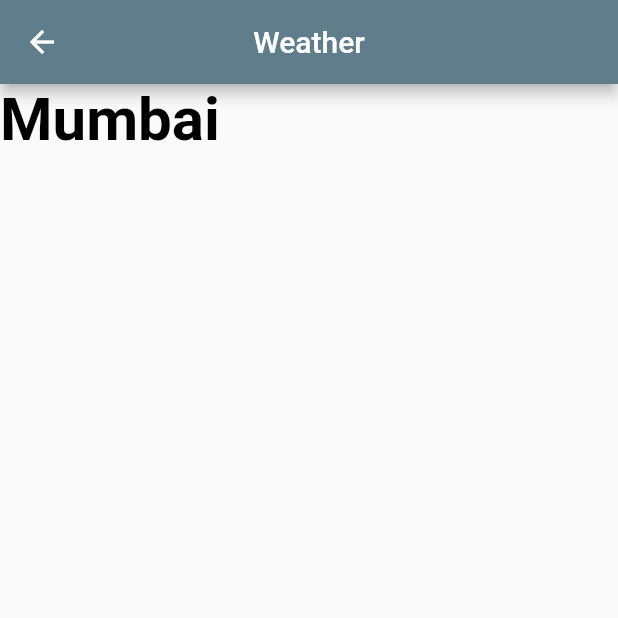
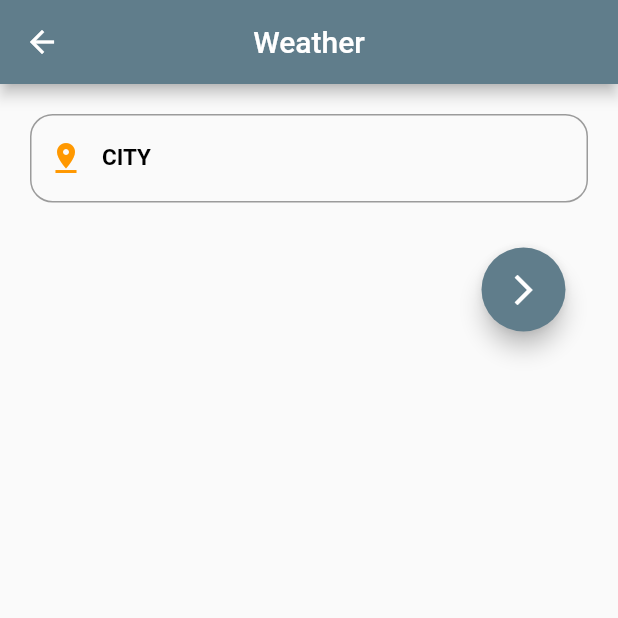
Before and after one commit to harshpatel8343/UNICODE_flutter_project, a Flutter app: the Weather screen opened directly, on a phone screen of 412 x 824 dp, the top half of it. Run offline on Flutter 3.47's test engine with Material 2 defaults, Android fonts, the phone set to English and light mode, and no system bars; our stand-ins replace flutter_contacts, shared_preferences; accounts and stored records are empty.

Commit message:
second commit

```diff
--- a/lib/pages/Weather.dart
+++ b/lib/pages/Weather.dart
@@ -1,4 +1,9 @@
 import 'package:flutter/material.dart';
+import 'package:main_project/pages/weather_data.dart';
+
+void main()=>runApp(const MaterialApp(
+  home: Weather(),
+));
 
 class Weather extends StatefulWidget {
   const Weather({Key? key}) : super(key: key);
@@ -8,6 +13,9 @@ class Weather extends StatefulWidget {
 }
 
 class _WeatherState extends State<Weather> {
+  final TextEditingController textController = TextEditingController();
+  String location= '';
+
   @override
   Widget build(BuildContext context) {
     return Scaffold(
@@ -16,17 +24,58 @@ class _WeatherState extends State<Weather> {
         centerTitle: true,
         title: Text('Weather'),
       ),
-      body: Column(
-        crossAxisAlignment: CrossAxisAlignment.center,
-        children: [
-          Text('Mumbai',
-            style: TextStyle(
-            fontSize: 40,
-            fontWeight: FontWeight.bold,
-            color:Colors.black,
+      body: Padding(
+        padding: const EdgeInsets.all(10.0),
+        child: Column(
+          crossAxisAlignment: CrossAxisAlignment.center,
+          children: [
+            Padding(
+              padding: const EdgeInsets.all(10.0),
+              child: TextField(
+                onChanged: (location_controller) {
+                  print("Location: "+ location_controller);
+                  setState(() {});
+                },
+                controller: textController,
+                keyboardType: TextInputType.text,
+                decoration: InputDecoration(
+                  border: OutlineInputBorder(
+                    borderRadius: BorderRadius.all(Radius.circular(15)),
+                  ),
+                  label: Text('CITY',
+                    style: TextStyle(
+                      fontWeight: FontWeight.w700,
+                      color: Colors.black,
+                      fontSize: 15,
+                    ),
+                  ),
+                  prefixIcon: Icon(
+                    Icons.pin_drop,
+                    color: Colors.orange,
+                  ),
+                ),
+              ),
+            ),
+            SizedBox(height: 20),
+           Padding(
+             padding: const EdgeInsets.fromLTRB(0,0,25,0),
+             child: Row(
+               mainAxisAlignment: MainAxisAlignment.end,
+               children: [
+                 FloatingActionButton(
+                  onPressed: (){
+                      Navigator.of(context).push(MaterialPageRoute(builder: (BuildContext context)=>weatherData(
+                          location: textController.text)
+                        ));
+                        },
+                   backgroundColor: Colors.blueGrey,
+                   child: Icon(Icons.arrow_forward_ios),
+                 ),
+               ],
+             ),
            ),
-          )
-        ],
+          ],
+        ),
       ),
     );
   }
```
Also changed, not shown: lib/pages/Contacts.dart (+9 -1 lines), lib/pages/Contacts_info.dart (+15 -1 lines).
